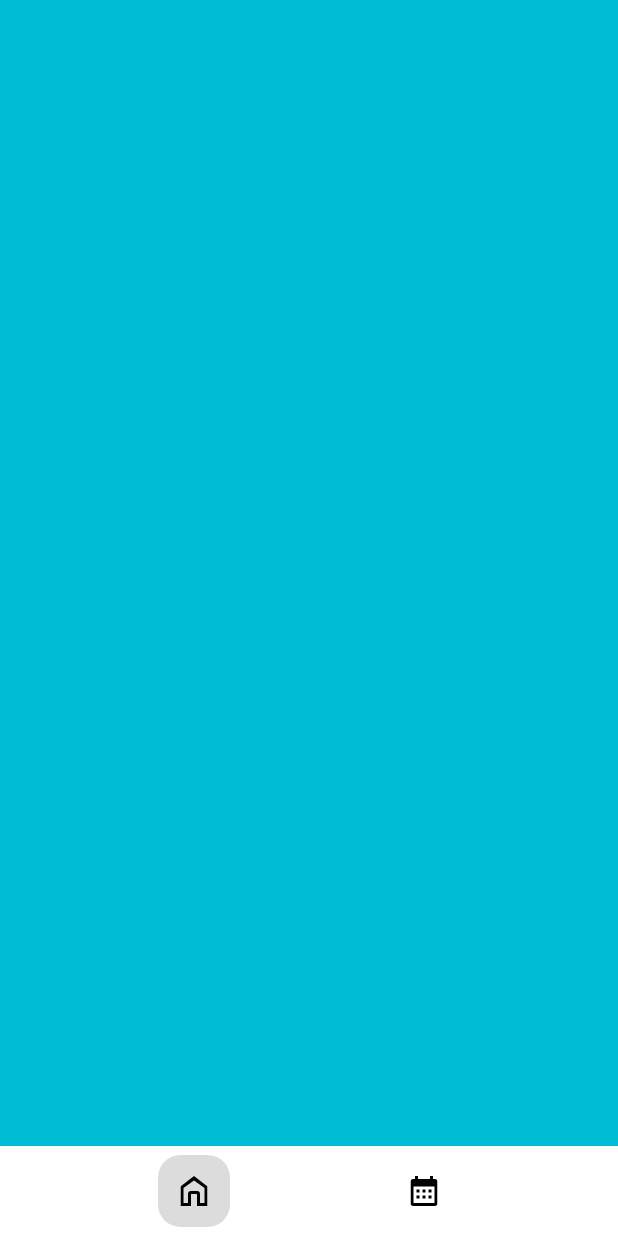
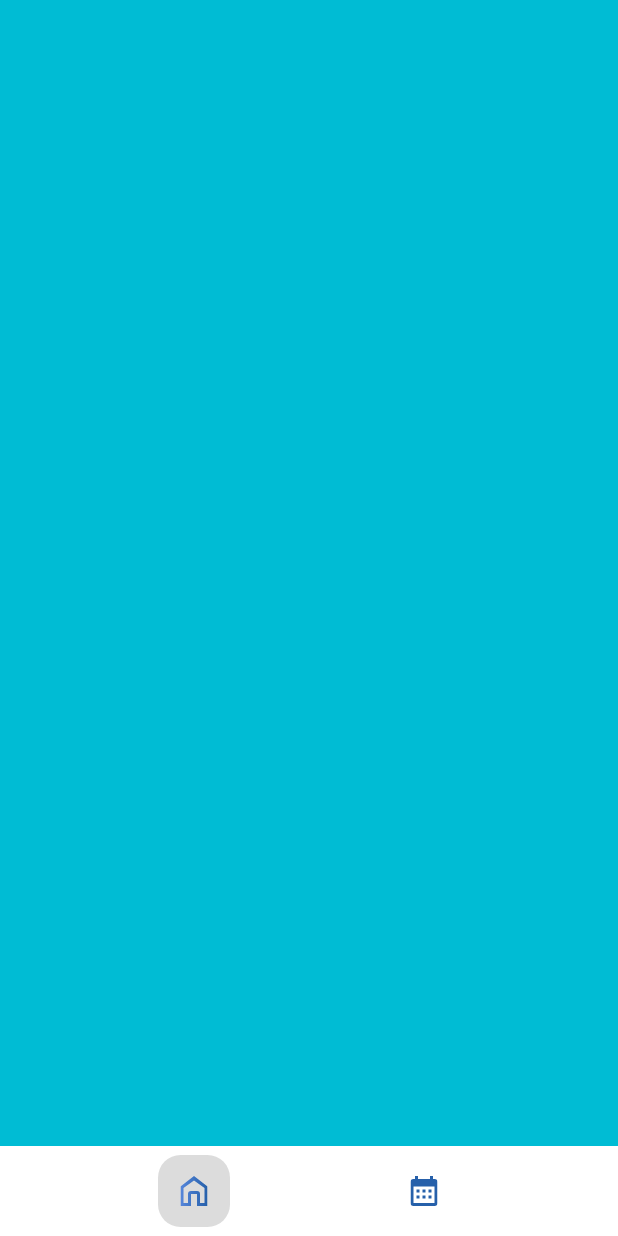
Before and after one commit to Corpauration/cyrel, a Flutter app: the screen it shows after launch, on a phone screen of 412 x 824 dp. Run offline on Flutter 3.47's test engine with Material 2 defaults, Android fonts, the light colour scheme and no system bars; our stand-ins replace flutter_svg.

Commit message:
better navbar with material convention

```diff
--- a/lib/main.dart
+++ b/lib/main.dart
@@ -21,7 +21,7 @@ class NavBar extends StatefulWidget {
       this.borderRadius,
       this.selectedColor,
       this.startIndex = 0,
-      this.edgepadding})
+      this.topColumnPadding})
       : super(key: key);
 
   final NavBarFlow flow;
@@ -32,7 +32,7 @@ class NavBar extends StatefulWidget {
   final double? borderRadius;
   final Color? selectedColor;
   final int startIndex;
-  final double? edgepadding;
+  final double? topColumnPadding;
 
   @override
   State<NavBar> createState() => _NavBarState();
@@ -44,6 +44,10 @@ class _NavBarState extends State<NavBar> {
   @override
   void initState() {
     _index = widget.startIndex;
+    if (widget.children.length < 2) {
+      throw new ArgumentError("children parameter must be a widget list with more than one element");
+    }
+
     super.initState();
   }
 
@@ -98,9 +102,9 @@ class _NavBarState extends State<NavBar> {
         borderRadius = widget.borderRadius!;
       }
 
-      if (key == 0 && widget.edgepadding != null) {
+      if (key == 0 && widget.topColumnPadding != null) {
         res.add(Container(
-          constraints: _buildSpace(widget.edgepadding),
+          constraints: _buildSpace(widget.topColumnPadding),
           color: Colors.transparent,
         ));
       }
@@ -127,9 +131,23 @@ class _NavBarState extends State<NavBar> {
           mainAxisAlignment: MainAxisAlignment.spaceEvenly,
           children: _buildChildren(widget.children));
     } else {
-      return Column(
-          mainAxisAlignment: MainAxisAlignment.start,
-          children: _buildChildren(widget.children));
+      var children = _buildChildren(widget.children);
+      late List<Widget> content;
+      late List<Widget> others;
+
+      if (widget.topColumnPadding == null) {
+        content = children.sublist(0,0);
+        others = children.sublist(1);
+      } else {
+        content = children.sublist(0,2);
+        others = children.sublist(2);
+      }
+
+      content.add(Expanded(child: Column(
+        mainAxisAlignment: MainAxisAlignment.center,
+        children: others,)));
+
+      return Column(mainAxisAlignment: MainAxisAlignment.start, children: content);
     }
   }
 
@@ -230,7 +248,7 @@ class _MainPageState extends State<MainPage> {
                           duration: const Duration(milliseconds: 500),
                           curve: Curves.ease);
                     },
-                    edgepadding: 10,
+                    topColumnPadding: 10,
                     children: [
                       SvgPicture.asset("assets/svg/home.svg"),
                       SvgPicture.asset("assets/svg/timetable.svg")
```
Also changed, not shown: assets/svg/home.svg, assets/svg/timetable.svg.
